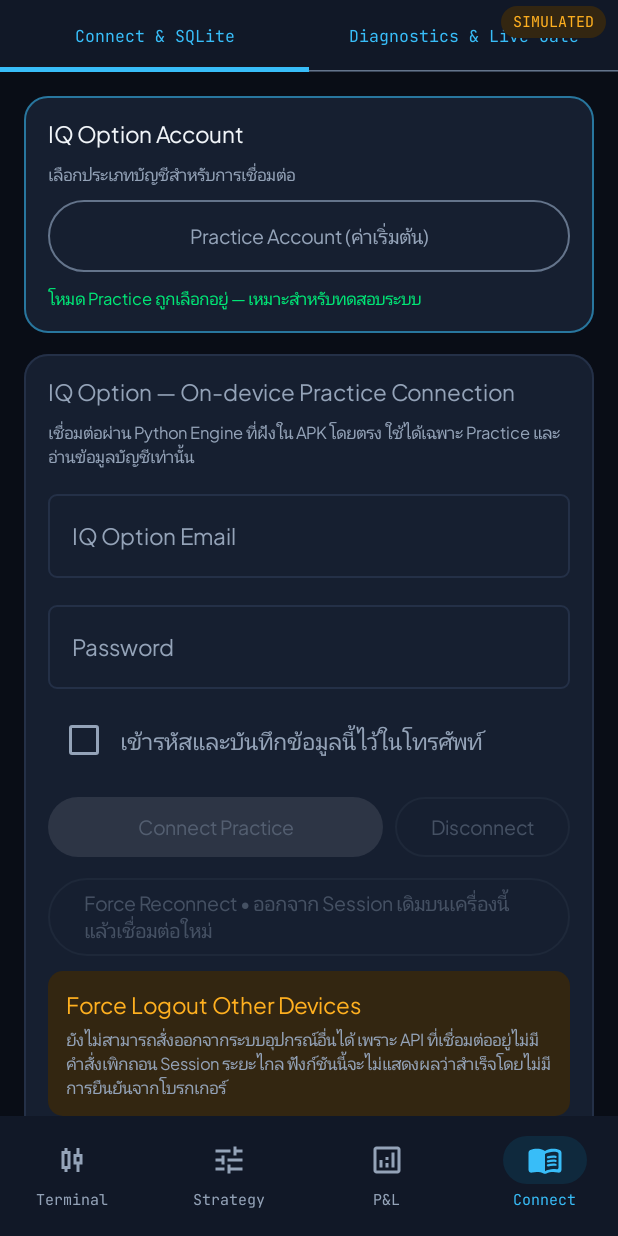
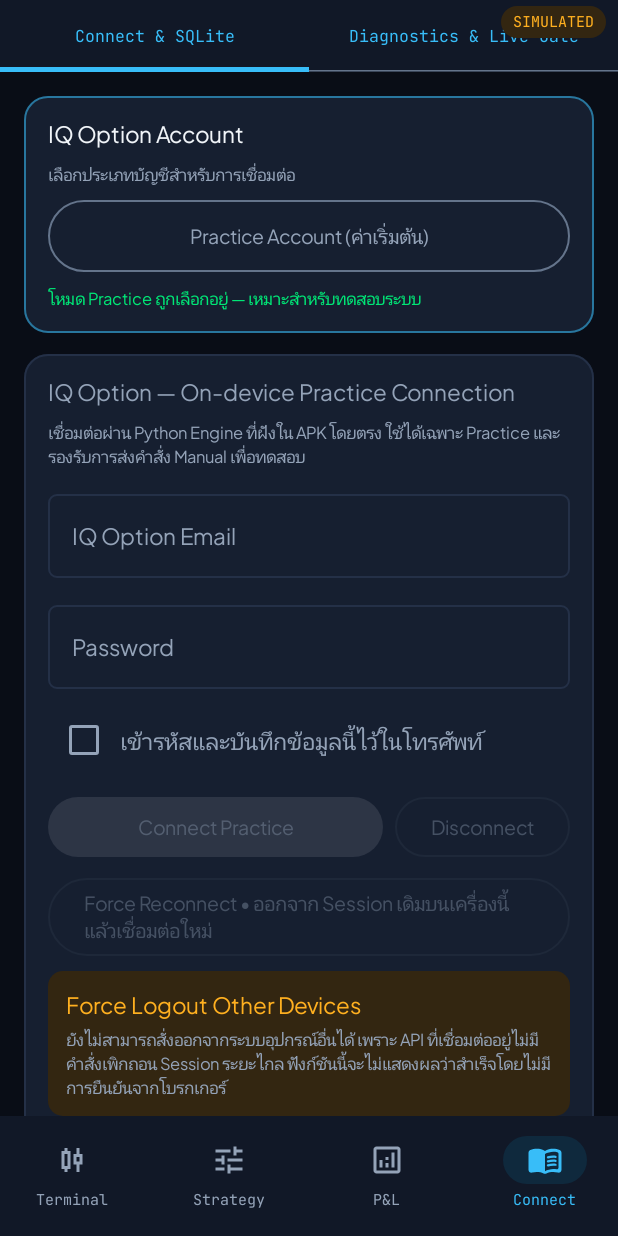
Before and after one commit to watcharapongpuangjamp-del/IQ_TRADING_AI21, an Android app built with Jetpack Compose: the SettingsDocsScreen screen opened through its navigation route, on a phone screen of 412 x 824 dp. Run offline under Robolectric (Android 15) with nearby library versions, the phone set to English and light mode, and no system bars; our stand-ins replace Room's generated code; libraries missing offline, so code that uses them is left out: com.chaquo.python; 12 statements that could not run were skipped.

Commit message:
ui: reflect Practice manual execution capability in connection panel

```diff
--- a/app/src/main/java/com/example/ui/screens/SettingsDocsScreen.kt
+++ b/app/src/main/java/com/example/ui/screens/SettingsDocsScreen.kt
@@ -284,7 +284,7 @@ fun SettingsDocsScreen(
                 ) {
                     Text("IQ Option — On-device Practice Connection", style = MaterialTheme.typography.titleMedium)
                     Text(
-                        "เชื่อมต่อผ่าน Python Engine ที่ฝังใน APK โดยตรง ใช้ได้เฉพาะ Practice และอ่านข้อมูลบัญชีเท่านั้น",
+                        "เชื่อมต่อผ่าน Python Engine ที่ฝังใน APK โดยตรง ใช้ได้เฉพาะ Practice และรองรับการส่งคำสั่ง Manual เพื่อทดสอบ",
                         style = MaterialTheme.typography.bodySmall,
                         color = MaterialTheme.colorScheme.onSurfaceVariant
                     )
@@ -373,7 +373,7 @@ fun SettingsDocsScreen(
                                     result.balance?.let { balance ->
                                         Text("ยอดเงินที่โบรกเกอร์รายงาน: ${String.format(Locale.US, "%.2f", balance)} ${result.currency.orEmpty()}")
                                     }
-                                    Text("ส่งคำสั่งซื้อขาย: ปิดใช้งาน (Read-only)")
+                                    Text(if (result.ordersEnabled) "ส่งคำสั่งซื้อขาย: Manual Practice เปิดใช้งาน" else "ส่งคำสั่งซื้อขาย: ปิดใช้งาน")
                                 } else {
                                     Text(result.error ?: result.state)
                                 }
```
